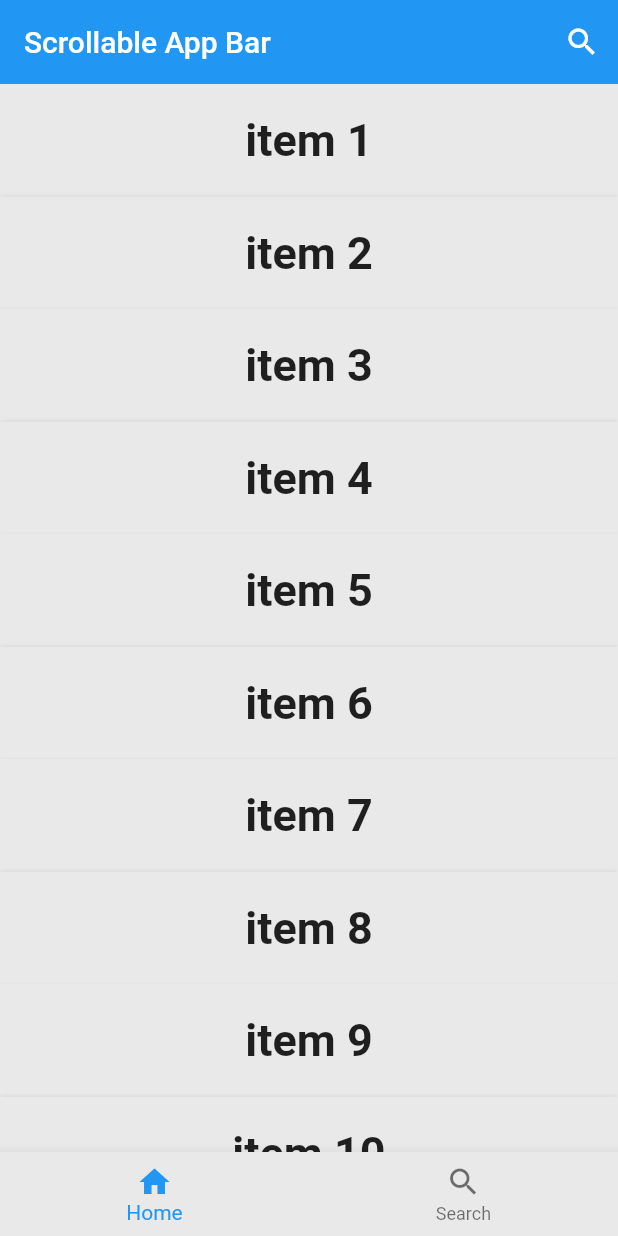
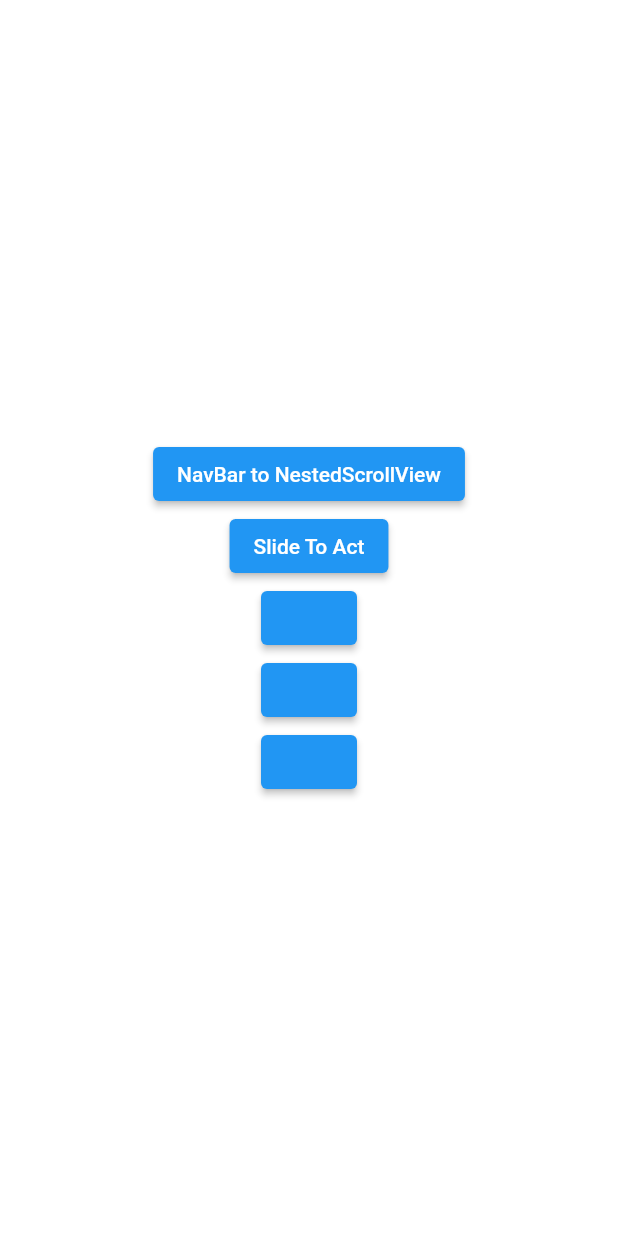
Before and after one commit to paxFortuna/UI-Show-Hide-AppBar, a Flutter app: the screen it shows after launch, on a phone screen of 412 x 824 dp. Run offline on Flutter 3.47's test engine with Material 2 defaults, Android fonts, the phone set to English and light mode, and no system bars; our stand-ins replace slide_to_act.

Commit message:
feat: Slider To Act

```diff
--- a/lib/main.dart
+++ b/lib/main.dart
@@ -2,6 +2,7 @@ import 'package:flutter/material.dart';
 import 'package:flutter/services.dart';
 
 import 'nav_bar.dart';
+import 'routes.dart';
 
 void main() {
   runApp(const MyApp());
@@ -23,7 +24,7 @@ class MyApp extends StatelessWidget {
 
     return MaterialApp(
       debugShowCheckedModeBanner: false,
-      home: NavBar(),
+      home: Routes(),
     );
   }
 }
--- a/lib/nav_bar.dart
+++ b/lib/nav_bar.dart
@@ -1,6 +1,6 @@
 import 'package:flutter/material.dart';
 
-import 'scrollabeAppBar.dart';
+import 'nested_scroll_view/scrollabeAppBar.dart';
 
 class NavBar extends StatefulWidget {
   const NavBar({Key? key}) : super(key: key);
--- a/lib/scrollabeAppBar.dart
+++ b/lib/nested_scroll_view/scrollabeAppBar.dart
@@ -1,5 +1,5 @@
 import 'package:flutter/material.dart';
-import 'package:ui_hide_show_abbbar/square.dart';
+import 'package:ui_hide_show_abbbar/nested_scroll_view/square.dart';
 
 class ScrollAppBar extends StatefulWidget {
   const ScrollAppBar({Key? key}) : super(key: key);
--- /dev/null
+++ b/lib/routes.dart
@@ -0,0 +1,33 @@
+import 'package:flutter/material.dart';
+import 'package:ui_hide_show_abbbar/nav_bar.dart';
+import 'package:ui_hide_show_abbbar/slide_to_act/slide_to_act.dart';
+
+class Routes extends StatelessWidget {
+  const Routes({Key? key}) : super(key: key);
+
+  @override
+  Widget build(BuildContext context) {
+    return Center(
+      child: Column(
+        mainAxisAlignment: MainAxisAlignment.center,
+        children: [
+          ElevatedButton(onPressed: (){
+            Navigator.push(
+              context,
+              MaterialPageRoute(builder:(context) => NavBar()),
+            );
+          }, child: Text('NavBar to NestedScrollView')),
+          ElevatedButton(onPressed: (){
+            Navigator.push(
+              context,
+              MaterialPageRoute(builder:(context) => SlideToAct()),
+            );
+          }, child: Text('Slide To Act')),
+          ElevatedButton(onPressed: (){}, child: Text('')),
+          ElevatedButton(onPressed: (){}, child: Text('')),
+          ElevatedButton(onPressed: (){}, child: Text('')),
+        ],
+      ),
+    );
+  }
+}
--- a/pubspec.yaml
+++ b/pubspec.yaml
@@ -36,6 +36,8 @@ dependencies:
   # The following adds the Cupertino Icons font to your application.
   # Use with the CupertinoIcons class for iOS style icons.
   cupertino_icons: ^1.0.2
+  google_fonts: ^3.0.1
+  slide_to_act: ^2.0.1
 
 dev_dependencies:
   flutter_test:
```
Also changed, not shown: lib/slide_to_act/slide_to_act.dart (added, +26 -0 lines), lib/nested_scroll_view/square.dart (renamed from lib/square.dart), pubspec.lock.
